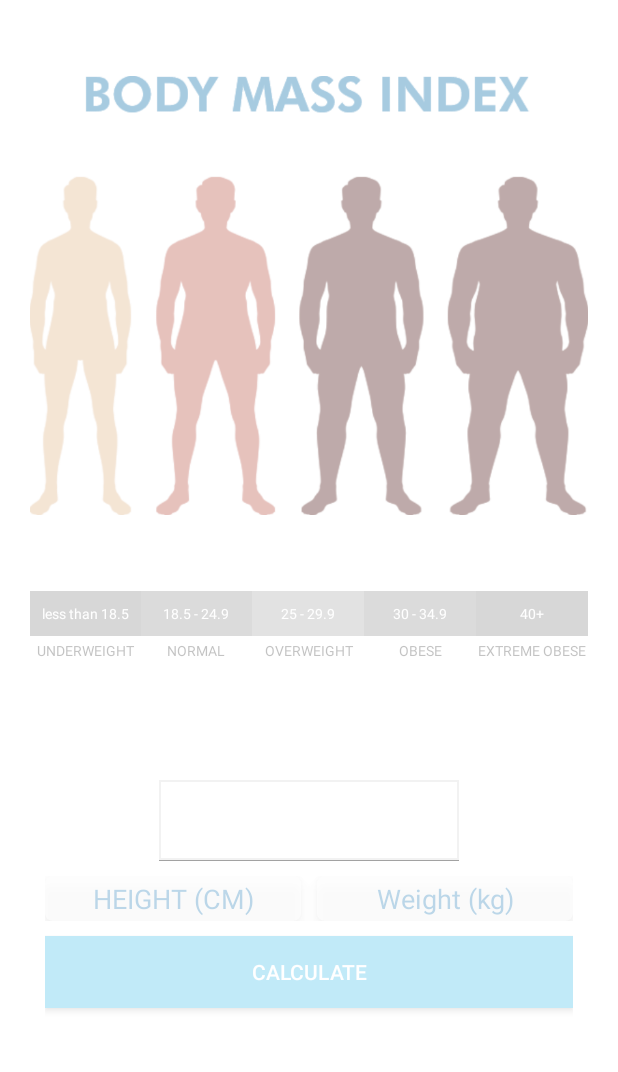
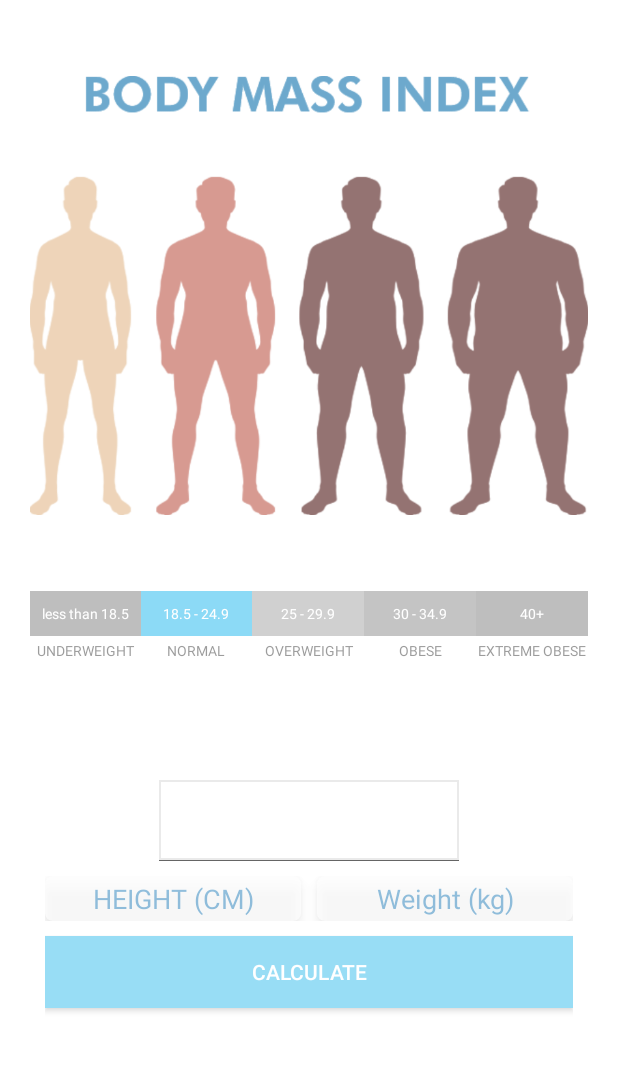
Before and after one commit to cloudwalkph/pfizer-wellness, an Android app: the BMICalculator screen opened directly, with no data from a screen before it, on a phone screen of 412 x 824 dp, the part 84-1156 px from its top. Run offline under Robolectric (Android 15) with nearby library versions, the phone set to English and light mode, and no system bars; our stand-ins replace ButterKnife.

Commit message:
BMI Normal change color
Attempting to dynamically change color depending on the result

```diff
--- a/app/src/main/java/pfizer/wellness/BMICalculator.java
+++ b/app/src/main/java/pfizer/wellness/BMICalculator.java
@@ -1,6 +1,7 @@
 package pfizer.wellness;
 
 import android.content.Intent;
+import android.graphics.Color;
 import android.os.Bundle;
 import android.support.v7.app.AppCompatActivity;
 import android.text.TextUtils;
@@ -35,6 +36,21 @@ public class BMICalculator extends AppCompatActivity implements View.OnClickList
     @BindView(R.id.tBmiResult)
     TextView mBmiResult;
 
+    @BindView(R.id.tvUnderweight)
+    TextView mUnderweight;
+
+    @BindView(R.id.tvNormal)
+    TextView mNormal;
+
+    @BindView(R.id.tvOverweight)
+    TextView mOverweight;
+
+    @BindView(R.id.tvObese)
+    TextView mObese;
+
+    @BindView(R.id.tvExtremeObeses)
+    TextView mExtremeObeses;
+
     public void onCreate(Bundle savedInstanceState) {
         super.onCreate(savedInstanceState);
         setContentView(R.layout.bmi_calculator);
@@ -66,22 +82,47 @@ public class BMICalculator extends AppCompatActivity implements View.OnClickList
                 passResult = Double.parseDouble(rounded);
 
                 if( passResult < 18.5 ){
+//                    mUnderweight.setBackgroundColor(Color.parseColor("#41c2f1"));
+//                    mNormal.setBackgroundColor(Color.parseColor("#9d9d9d"));
+//                    mOverweight.setBackgroundColor(Color.parseColor("#b2b2b2"));
+//                    mObese.setBackgroundColor(Color.parseColor("#9d9d9d"));
+//                    mExtremeObeses.setBackgroundColor(Color.parseColor("#929292"));
                     condition = 1;
                 }
 
                 if( passResult >= 18.5 && passResult <= 24.9 ){
+//                    mUnderweight.setBackgroundColor(Color.parseColor("#929292"));
+//                    mNormal.setBackgroundColor(Color.parseColor("#41c2f1"));
+//                    mOverweight.setBackgroundColor(Color.parseColor("#b2b2b2"));
+//                    mObese.setBackgroundColor(Color.parseColor("#9d9d9d"));
+//                    mExtremeObeses.setBackgroundColor(Color.parseColor("#929292"));
                     condition = 2;
                 }
 
                 if( passResult > 24.9 && passResult <= 29.9  ){
+//                    mUnderweight.setBackgroundColor(Color.parseColor("#929292"));
+//                    mNormal.setBackgroundColor(Color.parseColor("#9d9d9d"));
+//                    mOverweight.setBackgroundColor(Color.parseColor("#41c2f1"));
+//                    mObese.setBackgroundColor(Color.parseColor("#9d9d9d"));
+//                    mExtremeObeses.setBackgroundColor(Color.parseColor("#929292"));
                     condition = 3;
                 }
 
                 if( passResult > 29.9 && passResult <= 34.9 ){
+//                    mUnderweight.setBackgroundColor(Color.parseColor("#929292"));
+//                    mNormal.setBackgroundColor(Color.parseColor("#9d9d9d"));
+//                    mOverweight.setBackgroundColor(Color.parseColor("#b2b2b2"));
+//                    mObese.setBackgroundColor(Color.parseColor("#41c2f1"));
+//                    mExtremeObeses.setBackgroundColor(Color.parseColor("#929292"));
                     condition = 4;
                 }
 
                 if( passResult >= 40 ){
+//                    mUnderweight.setBackgroundColor(Color.parseColor("#929292"));
+//                    mNormal.setBackgroundColor(Color.parseColor("#9d9d9d"));
+//                    mOverweight.setBackgroundColor(Color.parseColor("#b2b2b2"));
+//                    mObese.setBackgroundColor(Color.parseColor("#9d9d9d"));
+//                    mExtremeObeses.setBackgroundColor(Color.parseColor("#41c2f1"));
                     condition = 5;
                 }
 
--- a/app/src/main/res/layout/bmi_calculator.xml
+++ b/app/src/main/res/layout/bmi_calculator.xml
@@ -40,7 +40,6 @@
         android:orientation="vertical"
         android:layout_weight="1"
         android:background="#ffffff"
-        android:alpha="0.6"
         android:padding="10dp">
 
         <LinearLayout
@@ -120,7 +119,7 @@
                         android:textSize="9dp"
                         android:textAlignment="center"
                         android:gravity="center"
-                        android:background="#9d9d9d"
+                        android:background="#41c2f1"
                         android:text="@string/normal" />
 
                     <TextView
```
